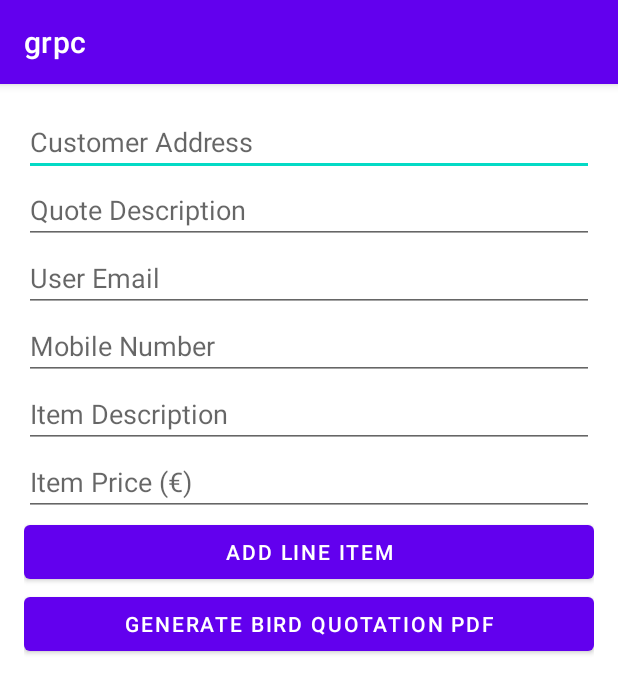
After one commit to Jamesscott34/PESTCONTROLOS-APP, an Android app: the BirdQuotationActivity screen opened directly, with no data from a screen before it, on a phone screen of 412 x 824 dp. The commit adds this screen. Shown: the top 693 px of the screen. Run offline under Robolectric (Android 15) with nearby library versions, the phone set to English and light mode, and no system bars.

```diff
--- a/app/src/main/AndroidManifest.xml
+++ b/app/src/main/AndroidManifest.xml
@@ -64,6 +64,10 @@
             android:name=".DateDetailActivity"
             android:exported="true"/>
 
+        <activity
+            android:name=".BirdQuotationActivity"
+            android:exported="true"/>
+
 
 
         <!-- FileProvider Setup -->
--- /dev/null
+++ b/app/src/main/java/com/grpc/grpc/BirdQuotationActivity.java
@@ -0,0 +1,87 @@
+package com.grpc.grpc;
+
+import android.os.Bundle;
+import android.widget.Button;
+import android.widget.EditText;
+import android.widget.Toast;
+
+import androidx.appcompat.app.AppCompatActivity;
+
+import java.util.ArrayList;
+import java.util.List;
+
+public class BirdQuotationActivity extends AppCompatActivity {
+
+    private EditText addressInput, quoteDescriptionInput, userEmailInput, mobileNumberInput;
+    private EditText itemDescriptionInput, itemPriceInput;
+    private Button addItemButton, generatePdfButton;
+
+    private final List<String> descriptions = new ArrayList<>();
+    private final List<Double> lineTotals = new ArrayList<>();
+
+    @Override
+    protected void onCreate(Bundle savedInstanceState) {
+        super.onCreate(savedInstanceState);
+        setContentView(R.layout.activity_bird_quotation);
+
+        // Initialize inputs
+        addressInput = findViewById(R.id.addressInput);
+        quoteDescriptionInput = findViewById(R.id.quoteDescriptionInput);
+        userEmailInput = findViewById(R.id.userEmailInput);
+        mobileNumberInput = findViewById(R.id.mobileNumberInput);
+        itemDescriptionInput = findViewById(R.id.itemDescriptionInput);
+        itemPriceInput = findViewById(R.id.itemPriceInput);
+        addItemButton = findViewById(R.id.addItemButton);
+        generatePdfButton = findViewById(R.id.generatePdfButton);
+
+        // Add line item to the list
+        addItemButton.setOnClickListener(v -> {
+            String description = itemDescriptionInput.getText().toString().trim();
+            String priceText = itemPriceInput.getText().toString().trim();
+
+            if (description.isEmpty() || priceText.isEmpty()) {
+                Toast.makeText(this, "Please fill in both description and price!", Toast.LENGTH_SHORT).show();
+                return;
+            }
+
+            try {
+                double price = Double.parseDouble(priceText);
+                descriptions.add(description);
+                lineTotals.add(price);
+                itemDescriptionInput.setText("");
+                itemPriceInput.setText("");
+                Toast.makeText(this, "Item added!", Toast.LENGTH_SHORT).show();
+            } catch (NumberFormatException e) {
+                Toast.makeText(this, "Invalid price format!", Toast.LENGTH_SHORT).show();
+            }
+        });
+
+        // Generate PDF
+        generatePdfButton.setOnClickListener(v -> {
+            String address = addressInput.getText().toString().trim();
+            String quoteDescription = quoteDescriptionInput.getText().toString().trim();
+            String userEmail = userEmailInput.getText().toString().trim();
+            String mobileNumber = mobileNumberInput.getText().toString().trim();
+
+            if (address.isEmpty() || quoteDescription.isEmpty() || userEmail.isEmpty() || mobileNumber.isEmpty()) {
+                Toast.makeText(this, "Please fill in all required fields!", Toast.LENGTH_SHORT).show();
+                return;
+            }
+
+            if (descriptions.isEmpty() || lineTotals.isEmpty()) {
+                Toast.makeText(this, "Please add at least one line item!", Toast.LENGTH_SHORT).show();
+                return;
+            }
+
+            BirdQuotationPDFGenerator.generateBirdQuotation(
+                    address,
+                    quoteDescription,
+                    descriptions,
+                    lineTotals,
+                    userEmail,
+                    mobileNumber,
+                    this
+            );
+        });
+    }
+}
--- a/app/src/main/java/com/grpc/grpc/CalendarActivity.java
+++ b/app/src/main/java/com/grpc/grpc/CalendarActivity.java
@@ -211,6 +211,8 @@ public class CalendarActivity extends AppCompatActivity {
         }
     }
 
+
+
     private void showOptionsDialog(String eventName) {
         AlertDialog.Builder optionsDialog = new AlertDialog.Builder(this);
         optionsDialog.setTitle("Options");
--- a/app/src/main/java/com/grpc/grpc/CreateReportActivity.java
+++ b/app/src/main/java/com/grpc/grpc/CreateReportActivity.java
@@ -1,6 +1,5 @@
 package com.grpc.grpc;
 
-import android.content.Intent;
 import android.os.Bundle;
 import android.widget.*;
 import androidx.appcompat.app.AppCompatActivity;
@@ -118,8 +117,8 @@ public class CreateReportActivity extends AppCompatActivity {
                 quoteDescription,              // Quote Description
                 totalAmount,                   // Total Amount
                 userEmail,                     // User Email
-                mobileNumber                   // Mobile Number
-        );
+                mobileNumber,                   // Mobile Number
+                true);
 
 // Generate the PDF using the corrected arguments
         PDFQuotationReportGenerator.generateQuotationReport(
--- a/app/src/main/java/com/grpc/grpc/PDFQuotationReportGenerator.java
+++ b/app/src/main/java/com/grpc/grpc/PDFQuotationReportGenerator.java
@@ -137,8 +137,8 @@ public class PDFQuotationReportGenerator {
                     quoteDescription,
                     grandTotal,
                     userEmail,
-                    mobileNumber
-            );
+                    mobileNumber,
+                    true);
 
             // ✅ Close the document after successful data saving
             document.close();
@@ -161,8 +161,6 @@ public class PDFQuotationReportGenerator {
 
     }
     private static String generateUniquePdfFileName() {
-        SimpleDateFormat sdf = new SimpleDateFormat("dd-MM-yyyy", Locale.getDefault());
-        String date = sdf.format(new Date());
         int randomNum = 1000 + new Random().nextInt(9000); // Random 4-digit number
         return "GRPC_Quote_" + randomNum + ".pdf";
     }
--- /dev/null
+++ b/app/src/main/res/layout/activity_bird_quotation.xml
@@ -0,0 +1,62 @@
+<?xml version="1.0" encoding="utf-8"?>
+<ScrollView xmlns:android="http://schemas.android.com/apk/res/android"
+    android:layout_width="match_parent"
+    android:layout_height="match_parent"
+    android:padding="16dp">
+
+    <LinearLayout
+        android:orientation="vertical"
+        android:layout_width="match_parent"
+        android:layout_height="wrap_content">
+
+        <EditText
+            android:id="@+id/addressInput"
+            android:layout_width="match_parent"
+            android:layout_height="wrap_content"
+            android:hint="Customer Address" />
+
+        <EditText
+            android:id="@+id/quoteDescriptionInput"
+            android:layout_width="match_parent"
+            android:layout_height="wrap_content"
+            android:hint="Quote Description" />
+
+        <EditText
+            android:id="@+id/userEmailInput"
+            android:layout_width="match_parent"
+            android:layout_height="wrap_content"
+            android:hint="User Email" />
+
+        <EditText
+            android:id="@+id/mobileNumberInput"
+            android:layout_width="match_parent"
+            android:layout_height="wrap_content"
+            android:hint="Mobile Number" />
+
+        <EditText
+            android:id="@+id/itemDescriptionInput"
+            android:layout_width="match_parent"
+            android:layout_height="wrap_content"
+            android:hint="Item Description" />
+
+        <EditText
+            android:id="@+id/itemPriceInput"
+            android:layout_width="match_parent"
+            android:layout_height="wrap_content"
+            android:hint="Item Price (€)"
+            android:inputType="numberDecimal" />
+
+        <Button
+            android:id="@+id/addItemButton"
+            android:layout_width="match_parent"
+            android:layout_height="wrap_content"
+            android:text="Add Line Item" />
+
+        <Button
+            android:id="@+id/generatePdfButton"
+            android:layout_width="match_parent"
+            android:layout_height="wrap_content"
+            android:text="Generate Bird Quotation PDF" />
+
+    </LinearLayout>
+</ScrollView>
--- a/app/src/main/res/layout/activity_pdf_selection.xml
+++ b/app/src/main/res/layout/activity_pdf_selection.xml
@@ -15,7 +15,7 @@
         android:id="@+id/buttonViewReports"
         android:layout_width="wrap_content"
         android:layout_height="58dp"
-        android:text="View Report"
+        android:text="Report"
         android:textSize="18sp"
         android:layout_marginBottom="16dp"/>
 
@@ -24,9 +24,10 @@
         android:id="@+id/buttonViewQuotation"
         android:layout_width="wrap_content"
         android:layout_height="58dp"
-        android:text="View Quotation"
+        android:text="Contract Quotation"
         android:textSize="18sp"
         android:layout_marginBottom="16dp"/>
 
 
+
 </LinearLayout>
```
Also changed, not shown: app/src/main/java/com/grpc/grpc/BirdQuotationPDFGenerator.java (added, +147 -0 lines), app/src/main/java/com/grpc/grpc/PDFReportGenerator.java (+3 -4 lines), app/src/main/java/com/grpc/grpc/ReportDatabaseHelper.java (+64 -62 lines), app/src/main/java/com/grpc/grpc/ReportSelectionActivity.java (+12 -3 lines), app/src/main/res/layout/activity_report_selection.xml (+8 -0 lines).
